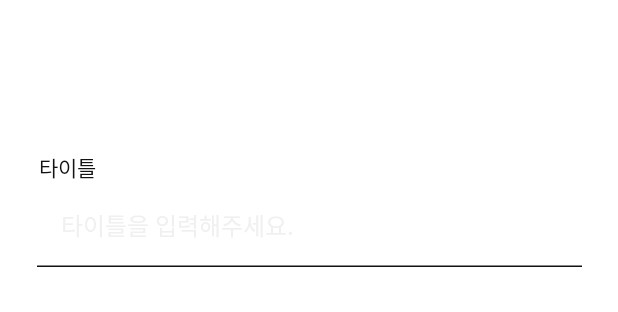
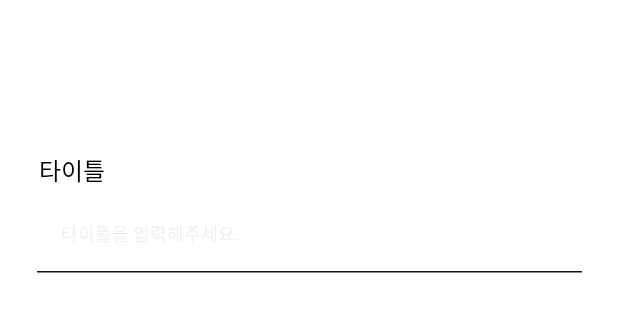
Before and after one commit to heegun0707/DoItNow, an Android app built with Jetpack Compose: the @Preview function InputTextPreviews, on a phone screen of 412 x 824 dp. Shown: the top 312 px of the screen. Run offline under Robolectric (Android 15) with nearby library versions, the phone set to English and light mode, and no system bars.

Commit message:
chore: CustomInputText 텍스트 스타일 typography으로 수정

```diff
--- a/app/src/main/java/org/choleemduo/doitnow/ui/components/CustomInputText.kt
+++ b/app/src/main/java/org/choleemduo/doitnow/ui/components/CustomInputText.kt
@@ -23,7 +23,6 @@ import androidx.compose.ui.Modifier
 import androidx.compose.ui.graphics.Color
 import androidx.compose.ui.text.TextStyle
 import androidx.compose.ui.tooling.preview.Preview
-import androidx.compose.ui.unit.TextUnit
 import androidx.compose.ui.unit.dp
 import androidx.compose.ui.unit.sp
 import org.choleemduo.doitnow.ui.theme.DoItNowTheme
@@ -38,6 +37,7 @@ fun ButtonInputText(
     onClick: () -> Unit
 ) {
     val colorScheme = MaterialTheme.colorScheme
+    val typography = MaterialTheme.typography
     Column (
         modifier = modifier
             .clickable(
@@ -50,13 +50,14 @@ fun ButtonInputText(
     ) {
         Text(
             text = titleText,
+            style = typography.titleMedium,
             modifier = Modifier
                 .align(Alignment.Start)
                 .padding(1.dp)
         )
         Text(
             text = text.ifEmpty { hintText },
-            fontSize = 12.sp,
+            style = typography.bodyMedium,
             color = colorScheme.run { if (text.isEmpty()) tertiary else onSecondary },
             modifier = Modifier
                 .align(Alignment.Start)
@@ -75,7 +76,7 @@ fun BaseInputText(
     titleText: String? = null,
     hintText: String? = null,
     text: String,
-    textSize: TextUnit = 12.sp,
+    textStyle: TextStyle = MaterialTheme.typography.bodySmall,
     errorText: String? = null,
     onTextChange: (String) -> Unit,
     modifier: Modifier,
@@ -84,7 +85,6 @@ fun BaseInputText(
     maxLines: Int = 1
 ) {
     val colorScheme = MaterialTheme.colorScheme
-
     Column(modifier = modifier) {
         titleText?.let {
             Text(
@@ -99,13 +99,14 @@ fun BaseInputText(
             onValueChange = onTextChange,
             modifier = Modifier
                 .fillMaxWidth(),
-            textStyle = TextStyle(fontSize = textSize),
+            textStyle = textStyle,
             enabled = isEnabled,
             placeholder = {
                 hintText?.let{
                     Text(
                         text = hintText,
-                        style = TextStyle(fontSize = textSize, color = colorScheme.tertiary)
+                        style = textStyle,
+                        color = colorScheme.tertiary
                     )
                 }
             },
@@ -155,21 +156,16 @@ fun InputTextPreviews() {
                 .size(width = 412.dp, height = 917.dp)
                 .background(Color.White)
         ) {
-            BaseInputText(
+            ButtonInputText(
                 titleText = "타이틀",
                 hintText = "타이틀을 입력해주세요.",
                 text = text,
-                textSize = 16.sp,
                 modifier = Modifier
                     .width(width = 363.dp)
                     .wrapContentHeight()
                     .offset(y = 100.dp)
                     .align(Alignment.TopCenter),
-                onTextChange = { text = it },
-                errorText = "에러 메세지 입니다",
-                isEnabled = enabled,
-                isError = error,
-                maxLines = 3
+                onClick = {}
             )
         }
     }
```
